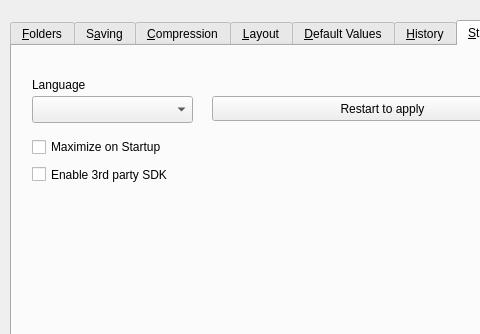
This is src/dialogs/prefsdialog.ui in PhotoFlare/photoflare as Qt 5 draws it before an edit; both pictures show x 0 to 480 and y 0 to 334 of the 925 by 490 pixel window. The edited form follows.
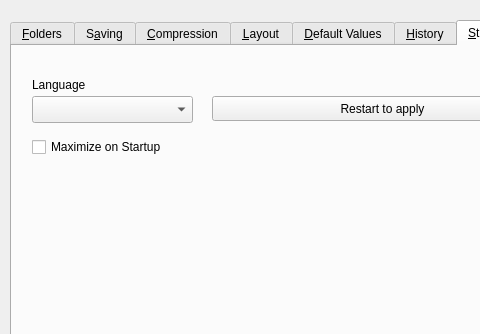
This is the edited form. The open tabs and pages were chosen to show the change.

```diff
--- a/src/dialogs/prefsdialog.ui
+++ b/src/dialogs/prefsdialog.ui
@@ -513,19 +513,6 @@
       <bool>false</bool>
      </property>
     </widget>
-    <widget class="QCheckBox" name="checkBoxSDK">
-     <property name="geometry">
-      <rect>
-       <x>20</x>
-       <y>120</y>
-       <width>141</width>
-       <height>17</height>
-      </rect>
-     </property>
-     <property name="text">
-      <string>Enable 3rd party SDK</string>
-     </property>
-    </widget>
    </widget>
    <widget class="QWidget" name="tab_8">
     <attribute name="title">
```
Left out of the diff: 2 changed lines with no effect on the pictures.
